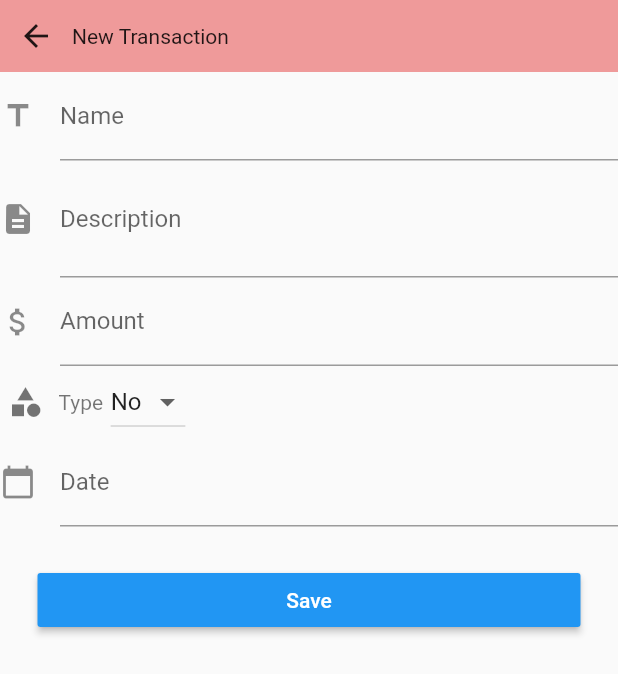
After one commit to melchorlapinigjr/transaction-manager-bloc-cubit, a Flutter app: the screen it shows after launch, item 2 of the bottom bar chosen, on a phone screen of 412 x 824 dp. The commit adds this screen. Shown: the top 674 px of the screen. Run offline on Flutter 3.47's test engine with Material 2 defaults, Android fonts, the phone set to English and light mode, and no system bars; our stand-ins replace bloc, equatable, flutter_bloc.

Commit message:
added new transaction view

```diff
--- a/lib/main.dart
+++ b/lib/main.dart
@@ -2,6 +2,8 @@ import 'package:flutter/material.dart';
 import 'package:flutter_bloc/flutter_bloc.dart';
 import 'package:transaction_manager/bloc/transaction/transaction_cubit.dart';
 import 'package:transaction_manager/model/transaction_model.dart';
+import 'package:transaction_manager/pages/homepage_drawer.dart';
+import 'package:transaction_manager/pages/new_transaction.dart';
 import 'package:transaction_manager/widgets/header_wedget.dart';
 
 void main() {
@@ -32,27 +34,13 @@ class _MyAppState extends State<MyApp> {
               children: [
                 HeaderWidget(
                   "Current Balance",
-                  "30,000",
                   isHome: true,
+                  currentBalance: "50,000",
+                  bottonRightFunction:() {},
                 ),
                 TransactionSummaryWidget(),
                 SizedBox(height: 10.0),
-                Container(
-                  margin: EdgeInsets.only(
-                    left: 16,
-                  ),
-                  child: Row(
-                    mainAxisAlignment: MainAxisAlignment.start,
-                    children: [
-                      Text("TODAY",
-                          style: TextStyle(
-                            fontWeight: FontWeight.bold,
-                            color: Colors.black45,
-                          ),
-                          textAlign: TextAlign.justify),
-                    ],
-                  ),
-                ),
+                ListLabelWidget(),
                 SizedBox(height: 8.0),
                 Expanded(
                   child: Container(
@@ -82,6 +70,32 @@ class _MyAppState extends State<MyApp> {
             ),
           ),
         ),
+      ),
+    );
+  }
+}
+
+class ListLabelWidget extends StatelessWidget {
+  const ListLabelWidget({
+    Key key,
+  }) : super(key: key);
+
+  @override
+  Widget build(BuildContext context) {
+    return Container(
+      margin: EdgeInsets.only(
+        left: 16,
+      ),
+      child: Row(
+        mainAxisAlignment: MainAxisAlignment.start,
+        children: [
+          Text("TODAY",
+              style: TextStyle(
+                fontWeight: FontWeight.bold,
+                color: Colors.black45,
+              ),
+              textAlign: TextAlign.justify),
+        ],
       ),
     );
   }
@@ -117,7 +131,11 @@ class BottomButtonsWidget extends StatelessWidget {
           IconButton(
               icon: Icon(Icons.add_circle),
               onPressed: () {
-                print("pressed");
+                Navigator.push(
+                  context,
+                  MaterialPageRoute(builder: (BuildContext context) =>
+                   NewTransaction())
+                );
               },
               iconSize: 60,
               color: Colors.blue),
--- /dev/null
+++ b/lib/pages/homepage_drawer.dart
@@ -0,0 +1,10 @@
+import 'package:flutter/material.dart';
+
+class HomePageDrawer extends StatelessWidget {
+  @override
+  Widget build(BuildContext context) {
+    return Container(
+
+    );
+  }
+}
--- /dev/null
+++ b/lib/pages/new_transaction.dart
@@ -0,0 +1,152 @@
+import 'package:flutter/material.dart';
+import 'package:flutter/services.dart';
+
+class NewTransaction extends StatefulWidget {
+  @override
+  _NewTransactionState createState() => _NewTransactionState();
+}
+
+class _NewTransactionState extends State<NewTransaction> {
+  TextEditingController name = TextEditingController();
+  TextEditingController description = TextEditingController();
+  TextEditingController date = TextEditingController();
+  TextEditingController amount = TextEditingController();
+  String isExpense = "false";
+
+  @override
+  Widget build(BuildContext context) {
+    return Material(
+      child: Scaffold(
+          body: SafeArea(
+        child: Container(
+          child: Column(
+            children: [
+              AppBarWidget(),
+              inputFields(),
+            ],
+          ),
+        ),
+      )),
+    );
+  }
+
+  inputFields() {
+    return Expanded(
+      child: Column(
+        children: [
+          TextFormField(
+            controller: name,
+            decoration: InputDecoration(
+                icon: Icon(Icons.title),
+                labelText: "Name",
+                hintText: "Transaction Name",
+                hintStyle: TextStyle(color: Colors.black26)),
+          ),
+          TextFormField(
+            controller: description,
+            maxLines: 2,
+            decoration: InputDecoration(
+                icon: Icon(Icons.description),
+                labelText: "Description",
+                hintText: "Transaction Description",
+                hintStyle: TextStyle(color: Colors.black26)),
+          ),
+          TextFormField(
+            controller: amount,
+            keyboardType: TextInputType.number,
+            inputFormatters: <TextInputFormatter>[
+              WhitelistingTextInputFormatter.digitsOnly
+            ],
+            decoration: InputDecoration(
+                icon: Icon(Icons.attach_money),
+                labelText: "Amount",
+                hintText: "0.00",
+                hintStyle: TextStyle(color: Colors.black26)),
+          ),
+          Row(
+            children: [
+              Container(
+                margin: EdgeInsets.only(
+                  left: 5.0,
+                  right: 10.0,
+                ),
+                child: Icon(Icons.category, color: Colors.black54),
+              ),
+              Text(
+                "Type",
+                style: TextStyle(
+                  color: Colors.black54,
+                ),
+              ),
+              SizedBox(
+                width: 5.0,
+              ),
+              DropdownButton(
+                  value: isExpense,
+                  items: [
+                    DropdownMenuItem(
+                      value: 'false',
+                      child: Text('No'),
+                    ),
+                    DropdownMenuItem(
+                      value: 'true',
+                      child: Text('Yes'),
+                    )
+                  ],
+                  onChanged: (value) {
+                    setState(() {
+                      isExpense = value;
+                    });
+                  }),
+            ],
+          ),
+          TextFormField(
+            controller: date,
+            keyboardType: TextInputType.datetime,
+            decoration: InputDecoration(
+                icon: Icon(Icons.calendar_today),
+                labelText: "Date",
+                hintText: "00/00/0000",
+                hintStyle: TextStyle(color: Colors.black26)),
+          ), Padding(
+              padding: EdgeInsets.all(25.0),
+              child: MaterialButton(
+                minWidth: double.infinity,
+                color: Colors.blue,
+                textColor: Colors.white,
+                onPressed: () {
+                  print("ang galing!");
+                },
+                child: Text("Save"),
+              ),
+            ),
+        ],
+      ),
+    );
+  }
+}
+
+class AppBarWidget extends StatelessWidget {
+  const AppBarWidget({
+    Key key,
+  }) : super(key: key);
+
+  @override
+  Widget build(BuildContext context) {
+    return Container(
+      decoration: BoxDecoration(
+        color: Colors.red[200],
+      ),
+      child: Row(
+        children: [
+          IconButton(
+              icon: Icon(Icons.arrow_back),
+              onPressed: () {
+                Navigator.pop(context);
+              }),
+          Text("New Transaction"),
+        ],
+      ),
+    );
+  }
+}
--- a/lib/widgets/header_wedget.dart
+++ b/lib/widgets/header_wedget.dart
@@ -1,9 +1,10 @@
 import 'package:flutter/material.dart';
 
 class HeaderWidget extends StatelessWidget {
-  const HeaderWidget(this.title, this.currentBalance,{this.isHome,
+  const HeaderWidget(this.title, {this.currentBalance, this.isHome, this.bottonRightFunction,
     Key key,
   }) : super(key: key);
+  final Function bottonRightFunction;
   final String title;
   final bool isHome;
   final String currentBalance;
@@ -16,7 +17,7 @@ class HeaderWidget extends StatelessWidget {
         IconButton(
             icon: Icon(Icons.menu),
             onPressed: () {
-              print("pressed!");
+             bottonRightFunction();
             }),
         Column(
           children: [
```
